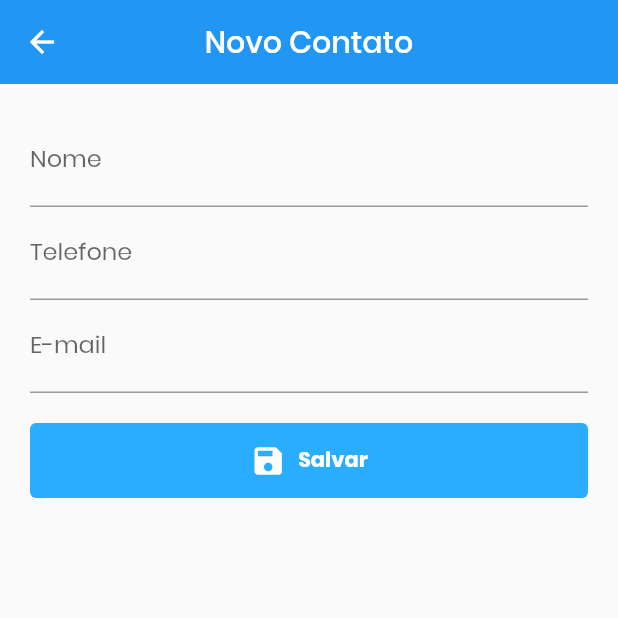
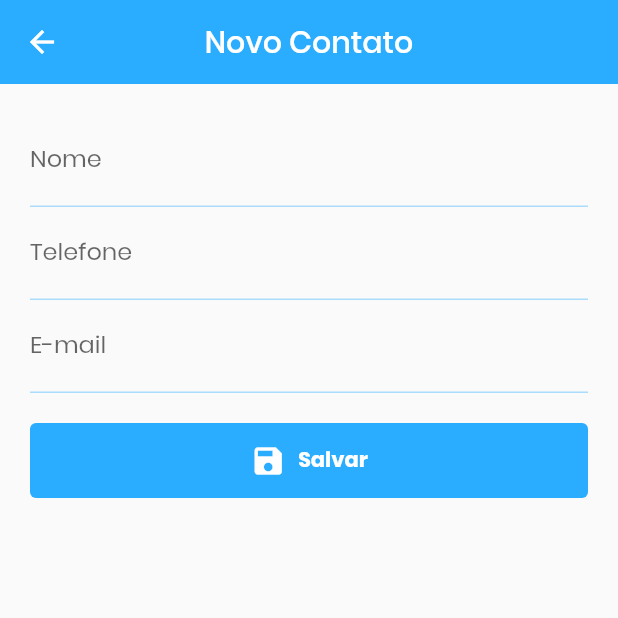
Before and after one commit to darini/contacts, a Flutter app: the screen it shows after launch, after a tap on the "add" icon, on a phone screen of 412 x 824 dp, the top half of it. Run offline on Flutter 3.47's test engine with Material 2 defaults, Android fonts, the phone set to English and light mode, and no system bars; our stand-ins replace flutter_mobx, mobx, sqflite; accounts and stored records are empty; generated files the repository leaves out were written again; network calls fail.

Commit message:
feat(styles): adjust style per platform

```diff
--- a/lib/android/styles.dart
+++ b/lib/android/styles.dart
@@ -1,8 +1,9 @@
+import 'package:contacts/shared/styles.dart';
 import 'package:flutter/material.dart';
 
 const brightness = Brightness.light;
-const primaryColor = Color(0xFF2AACFF);
-const accentColor = Color(0xFFFFFFFF);
+const primaryColor = basePrimaryColor;
+const accentColor = baseAccentColor;
 
 ThemeData androidTheme() {
   return ThemeData(
@@ -43,5 +44,18 @@ ThemeData androidTheme() {
       ),
     ),
     primaryColor: primaryColor,
+    colorScheme: const ColorScheme(
+      brightness: brightness,
+      primary: primaryColor,
+      onPrimary: accentColor,
+      secondary: accentColor,
+      onSecondary: primaryColor,
+      error: accentColor,
+      onError: primaryColor,
+      background: primaryColor,
+      onBackground: accentColor,
+      surface: accentColor,
+      onSurface: primaryColor,
+    ),
   );
 }
--- a/lib/android/views/details.view.dart
+++ b/lib/android/views/details.view.dart
@@ -12,7 +12,7 @@ class DetailsView extends StatelessWidget {
       appBar: AppBar(
         title: const Text("Contato"),
         centerTitle: true,
-        backgroundColor: Colors.transparent,
+        backgroundColor: Theme.of(context).primaryColor,
         elevation: 0,
       ),
       body: Column(
@@ -179,9 +179,9 @@ class DetailsView extends StatelessWidget {
           );
         },
         backgroundColor: Theme.of(context).primaryColor,
-        child: const Icon(
+        child: Icon(
           Icons.edit,
-          color: Colors.white,
+          color: Theme.of(context).colorScheme.secondary,
         ),
       ),
     );
--- a/lib/android/views/editor-contact.view.dart
+++ b/lib/android/views/editor-contact.view.dart
@@ -161,14 +161,14 @@ class _EditorContactViewState extends State<EditorContactView> {
                   onPressed: () {
                     onSubmit();
                   },
-                  icon: const Icon(
+                  icon: Icon(
                     Icons.save,
-                    color: Colors.white,
+                    color: Theme.of(context).colorScheme.secondary,
                   ),
-                  label: const Text(
+                  label: Text(
                     "Salvar",
                     style: TextStyle(
-                      color: Colors.white,
+                      color: Theme.of(context).colorScheme.secondary,
                       fontWeight: FontWeight.bold,
                     ),
                   ),
--- a/lib/android/views/home.view.dart
+++ b/lib/android/views/home.view.dart
@@ -55,9 +55,9 @@ class _HomeViewState extends State<HomeView> {
           );
         },
         backgroundColor: Theme.of(context).primaryColor,
-        child: const Icon(
+        child: Icon(
           Icons.add,
-          color: Colors.white,
+          color: Theme.of(context).colorScheme.secondary,
         ),
       ),
     );
--- a/lib/android/widgets/search-appbar.widget.dart
+++ b/lib/android/widgets/search-appbar.widget.dart
@@ -15,15 +15,15 @@ class SearchAppBar extends StatelessWidget {
         builder: (_) => controller.showSearch
             ? TextField(
                 autofocus: true,
-                style: const TextStyle(
-                  color: Colors.white,
+                style: TextStyle(
+                  color: Theme.of(context).colorScheme.secondary,
                 ),
-                cursorColor: Colors.white,
-                decoration: const InputDecoration(
+                cursorColor: Theme.of(context).colorScheme.secondary,
+                decoration: InputDecoration(
                     border: InputBorder.none,
                     labelText: 'Pesquisar...',
                     labelStyle: TextStyle(
-                      color: Colors.white,
+                      color: Theme.of(context).colorScheme.secondary,
                     )),
                 onSubmitted: (val) {
                   controller.search(val);
@@ -36,7 +36,7 @@ class SearchAppBar extends StatelessWidget {
         child: Observer(
           builder: (_) => Icon(
             controller.showSearch ? Icons.close : Icons.search,
-            color: Colors.white,
+            color: Theme.of(context).colorScheme.secondary,
           ),
         ),
         onPressed: () {
--- a/lib/ios/styles.dart
+++ b/lib/ios/styles.dart
@@ -1,8 +1,9 @@
+import 'package:contacts/shared/styles.dart';
 import 'package:flutter/cupertino.dart';
 
 const brightness = Brightness.light;
-const primaryColor = Color(0xFF2AACFF);
-const accentColor = Color(0xFFFFFFFF);
+const primaryColor = basePrimaryColor;
+const accentColor = baseAccentColor;
 
 CupertinoThemeData iosTheme() {
   return const CupertinoThemeData(
--- /dev/null
+++ b/lib/shared/styles.dart
@@ -0,0 +1,4 @@
+import 'package:flutter/widgets.dart';
+
+const basePrimaryColor = Color(0xFF2AACFF);
+const baseAccentColor = Color(0xFFFFFFFF);
```
